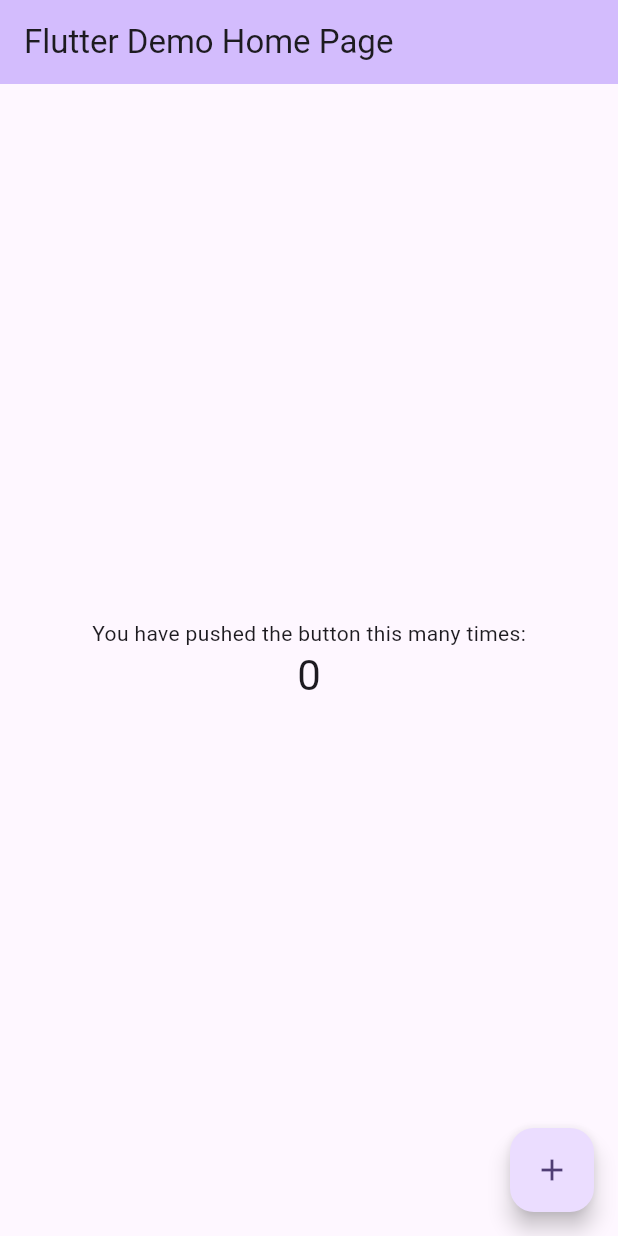
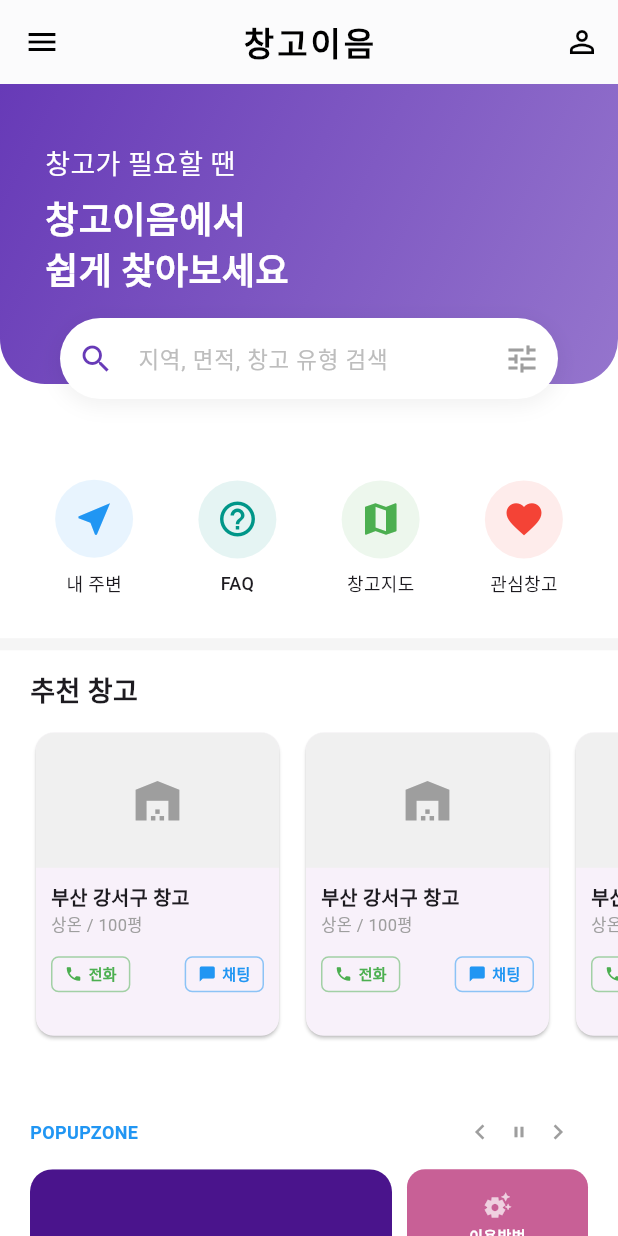
Before and after one commit to wlsrud2308-lang/next502_react_team_project, a Flutter app: the screen it shows after launch, on a phone screen of 412 x 824 dp. Run offline on Flutter 3.47's test engine with Material 3 defaults, Android fonts, the phone set to English and light mode, and no system bars.

Commit message:
플러터 앱 메인화면

```diff
--- a/next502_app/lib/main.dart
+++ b/next502_app/lib/main.dart
@@ -1,4 +1,5 @@
 import 'package:flutter/material.dart';
+import 'screens/home_screen.dart';
 
 void main() {
   runApp(const MyApp());
@@ -7,116 +8,19 @@ void main() {
 class MyApp extends StatelessWidget {
   const MyApp({super.key});
 
-  // This widget is the root of your application.
   @override
   Widget build(BuildContext context) {
     return MaterialApp(
-      title: 'Flutter Demo',
+      title: '창고이음',
+      debugShowCheckedModeBanner: false,
       theme: ThemeData(
-        // This is the theme of your application.
-        //
-        // TRY THIS: Try running your application with "flutter run". You'll see
-        // the application has a purple toolbar. Then, without quitting the app,
-        // try changing the seedColor in the colorScheme below to Colors.green
-        // and then invoke "hot reload" (save your changes or press the "hot
-        // reload" button in a Flutter-supported IDE, or press "r" if you used
-        // the command line to start the app).
-        //
-        // Notice that the counter didn't reset back to zero; the application
-        // state is not lost during the reload. To reset the state, use hot
-        // restart instead.
-        //
-        // This works for code too, not just values: Most code changes can be
-        // tested with just a hot reload.
-        colorScheme: .fromSeed(seedColor: Colors.deepPurple),
+        colorScheme: ColorScheme.fromSeed(seedColor: Colors.deepPurple),
+        useMaterial3: true,
       ),
-      home: const MyHomePage(title: 'Flutter Demo Home Page'),
+      initialRoute: '/',
+      routes: {
+        '/': (context) => const HomeScreen(),
+      },
     );
   }
 }
-
-class MyHomePage extends StatefulWidget {
-  const MyHomePage({super.key, required this.title});
-
-  // This widget is the home page of your application. It is stateful, meaning
-  // that it has a State object (defined below) that contains fields that affect
-  // how it looks.
-
-  // This class is the configuration for the state. It holds the values (in this
-  // case the title) provided by the parent (in this case the App widget) and
-  // used by the build method of the State. Fields in a Widget subclass are
-  // always marked "final".
-
-  final String title;
-
-  @override
-  State<MyHomePage> createState() => _MyHomePageState();
-}
-
-class _MyHomePageState extends State<MyHomePage> {
-  int _counter = 0;
-
-  void _incrementCounter() {
-    setState(() {
-      // This call to setState tells the Flutter framework that something has
-      // changed in this State, which causes it to rerun the build method below
-      // so that the display can reflect the updated values. If we changed
-      // _counter without calling setState(), then the build method would not be
-      // called again, and so nothing would appear to happen.
-      _counter++;
-    });
-  }
-
-  @override
-  Widget build(BuildContext context) {
-    // This method is rerun every time setState is called, for instance as done
-    // by the _incrementCounter method above.
-    //
-    // The Flutter framework has been optimized to make rerunning build methods
-    // fast, so that you can just rebuild anything that needs updating rather
-    // than having to individually change instances of widgets.
-    return Scaffold(
-      appBar: AppBar(
-        // TRY THIS: Try changing the color here to a specific color (to
-        // Colors.amber, perhaps?) and trigger a hot reload to see the AppBar
-        // change color while the other colors stay the same.
-        backgroundColor: Theme.of(context).colorScheme.inversePrimary,
-        // Here we take the value from the MyHomePage object that was created by
-        // the App.build method, and use it to set our appbar title.
-        title: Text(widget.title),
-      ),
-      body: Center(
-        // Center is a layout widget. It takes a single child and positions it
-        // in the middle of the parent.
-        child: Column(
-          // Column is also a layout widget. It takes a list of children and
-          // arranges them vertically. By default, it sizes itself to fit its
-          // children horizontally, and tries to be as tall as its parent.
-          //
-          // Column has various properties to control how it sizes itself and
-          // how it positions its children. Here we use mainAxisAlignment to
-          // center the children vertically; the main axis here is the vertical
-          // axis because Columns are vertical (the cross axis would be
-          // horizontal).
-          //
-          // TRY THIS: Invoke "debug painting" (choose the "Toggle Debug Paint"
-          // action in the IDE, or press "p" in the console), to see the
-          // wireframe for each widget.
-          mainAxisAlignment: .center,
-          children: [
-            const Text('You have pushed the button this many times:'),
-            Text(
-              '$_counter',
-              style: Theme.of(context).textTheme.headlineMedium,
-            ),
-          ],
-        ),
-      ),
-      floatingActionButton: FloatingActionButton(
-        onPressed: _incrementCounter,
-        tooltip: 'Increment',
-        child: const Icon(Icons.add),
-      ),
-    );
-  }
-}
--- /dev/null
+++ b/next502_app/lib/screens/home_screen.dart
@@ -0,0 +1,102 @@
+import 'package:flutter/material.dart';
+import 'package:next502_app/widgets/main_footer.dart';
+import 'package:next502_app/widgets/popup_zone.dart';
+import '../widgets/top_nav_bar.dart';
+import '../widgets/main_search_bar.dart';
+import '../widgets/service_grid.dart';
+import '../widgets/warehouse_slider.dart';
+
+class HomeScreen extends StatelessWidget {
+  const HomeScreen({super.key});
+
+  @override
+  Widget build(BuildContext context) {
+    return Scaffold(
+      backgroundColor: Colors.white,
+      // 1. 우리가 정한 상단바 (widgets/top_nav_bar.dart)
+      appBar: const TopNavBar(),
+
+      // 왼쪽 메뉴 (임시)
+      drawer: Drawer(
+        child: ListView(
+          padding: EdgeInsets.zero,
+          children: const [
+            DrawerHeader(
+              decoration: BoxDecoration(color: Colors.deepPurple),
+              child: Text('창고이음 메뉴', style: TextStyle(color: Colors.white, fontSize: 20)),
+            ),
+            ListTile(leading: Icon(Icons.notifications), title: Text('공지사항')),
+            ListTile(leading: Icon(Icons.settings), title: Text('설정')),
+          ],
+        ),
+      ),
+
+      body: SingleChildScrollView(
+        child: Column(
+          children: [
+            // 2. 배너와 중간에 걸친 서치바 섹션
+            Stack(
+              clipBehavior: Clip.none,
+              alignment: Alignment.bottomCenter,
+              children: [
+                // 히어로 배너
+                Container(
+                  height: 200,
+                  width: double.infinity,
+                  decoration: const BoxDecoration(
+                    gradient: LinearGradient(
+                      colors: [Color(0xFF673AB7), Color(0xFF9575CD)],
+                      begin: Alignment.topLeft,
+                      end: Alignment.bottomRight,
+                    ),
+                    borderRadius: BorderRadius.only(
+                      bottomLeft: Radius.circular(30),
+                      bottomRight: Radius.circular(30),
+                    ),
+                  ),
+                  child: const Padding(
+                    padding: EdgeInsets.only(top: 40, left: 30),
+                    child: Column(
+                      crossAxisAlignment: CrossAxisAlignment.start,
+                      children: [
+                        Text("창고가 필요할 땐", style: TextStyle(color: Colors.white, fontSize: 18)),
+                        SizedBox(height: 5),
+                        Text("창고이음에서\n쉽게 찾아보세요",
+                            style: TextStyle(color: Colors.white, fontSize: 24, fontWeight: FontWeight.bold)),
+                      ],
+                    ),
+                  ),
+                ),
+                // 배너에 걸친 서치바 (widgets/main_search_bar.dart)
+                const Positioned(
+                  bottom: -25,
+                  left: 20,
+                  right: 20,
+                  child: MainSearchBar(),
+                ),
+              ],
+            ),
+
+            const SizedBox(height: 40), // 서치바 삐져나온 만큼 여백
+
+            // 3. 빠른 서비스 아이콘 그리드 (widgets/service_grid.dart)
+            const Padding(
+              padding: EdgeInsets.all(20.0),
+              child: ServiceGrid(),
+            ),
+
+            const Divider(thickness: 8, color: Color(0xFFF5F5F5)), // 구분선
+
+            // 4. 하단 창고 슬라이더 (widgets/warehouse_slider.dart)
+            const WarehouseSlider(),
+
+            const SizedBox(height: 30), // 하단 여유 공간
+            const PopupZone(),       // 새로 추가한 팝업 존
+            const SizedBox(height: 30),
+            const MainFooter(),
+          ],
+        ),
+      ),
+    );
+  }
+}
--- /dev/null
+++ b/next502_app/lib/widgets/main_footer.dart
@@ -0,0 +1,65 @@
+import 'package:flutter/material.dart';
+
+class MainFooter extends StatelessWidget {
+  const MainFooter({super.key});
+
+  @override
+  Widget build(BuildContext context) {
+    return Container(
+      width: double.infinity,
+      color: const Color(0xFF1A1A1A), // 이미지와 비슷한 어두운 배경색
+      padding: const EdgeInsets.symmetric(horizontal: 20, vertical: 30),
+      child: Column(
+        crossAxisAlignment: CrossAxisAlignment.start,
+        children: [
+          // 1. 로고 섹션
+          Row(
+            children: [
+              // 로고 이미지가 있다면 Image.asset 사용
+              const Icon(Icons.apps, color: Colors.pink, size: 24),
+              const SizedBox(width: 8),
+              const Text(
+                "부산광역시 창고이음",
+                style: TextStyle(
+                  color: Colors.white,
+                  fontSize: 16,
+                  fontWeight: FontWeight.bold,
+                ),
+              ),
+            ],
+          ),
+          const SizedBox(height: 20),
+
+          // 2. 이용약관 및 링크 섹션
+          const Wrap(
+            spacing: 15,
+            children: [
+              Text("이용약관", style: TextStyle(color: Colors.white70, fontSize: 11)),
+              Text("이메일무단수집거부", style: TextStyle(color: Colors.white70, fontSize: 11)),
+              Text("개인정보처리방침", style: TextStyle(color: Colors.pinkAccent, fontSize: 11, fontWeight: FontWeight.bold)),
+            ],
+          ),
+          const SizedBox(height: 15),
+
+          // 3. 문의처 섹션
+          const Text(
+            "창고이음 사용 문의 : 051-888-7615",
+            style: TextStyle(color: Colors.white54, fontSize: 10),
+          ),
+          const SizedBox(height: 4),
+          const Text(
+            "플랫폼 기술 이용 문의 : 050-7878-8299",
+            style: TextStyle(color: Colors.white54, fontSize: 10),
+          ),
+          const SizedBox(height: 15),
+
+          // 4. 카피라이트 섹션
+          const Text(
+            "Copyright © 2022 Busan Metropolitan City. all rights reserved.",
+            style: TextStyle(color: Colors.white24, fontSize: 9),
+          ),
+        ],
+      ),
+    );
+  }
+}
--- /dev/null
+++ b/next502_app/lib/widgets/main_search_bar.dart
@@ -0,0 +1,39 @@
+import 'package:flutter/material.dart';
+
+class MainSearchBar extends StatelessWidget {
+  const MainSearchBar({super.key});
+
+  @override
+  Widget build(BuildContext context) {
+    return Padding(
+      padding: const EdgeInsets.symmetric(horizontal: 20, vertical: 15),
+      child: Container(
+        decoration: BoxDecoration(
+          color: Colors.white,
+          borderRadius: BorderRadius.circular(30),
+          boxShadow: [
+            BoxShadow(
+              color: Colors.black.withOpacity(0.05),
+              spreadRadius: 2,
+              blurRadius: 10,
+              offset: const Offset(0, 3),
+            ),
+          ],
+        ),
+        child: TextField(
+          decoration: InputDecoration(
+            hintText: '지역, 면적, 창고 유형 검색',
+            hintStyle: TextStyle(color: Colors.grey[400], fontSize: 15),
+            prefixIcon: const Icon(Icons.search, color: Colors.deepPurple), // 돋보기 아이콘
+            suffixIcon: const Icon(Icons.tune, color: Colors.grey), // 필터 아이콘 (선택사항)
+            border: InputBorder.none,
+            contentPadding: const EdgeInsets.symmetric(vertical: 15),
+          ),
+          onSubmitted: (value) {
+            print("검색어: $value");
+          },
+        ),
+      ),
+    );
+  }
+}
--- /dev/null
+++ b/next502_app/lib/widgets/popup_zone.dart
@@ -0,0 +1,157 @@
+import 'dart:async'; // 1. 타이머를 위해 반드시 추가
+import 'package:flutter/material.dart';
+
+class PopupZone extends StatefulWidget {
+  const PopupZone({super.key});
+
+  @override
+  State<PopupZone> createState() => _PopupZoneState();
+}
+
+class _PopupZoneState extends State<PopupZone> {
+  final PageController _pageController = PageController();
+  Timer? _timer; // 2. 타이머 변수 선언
+  int _currentPage = 0;
+
+  final List<Map<String, dynamic>> _banners = [
+    {"title": "효과적인\n물류시스템", "color": const Color(0xFF6A249C)},
+    {"title": "스마트한\n창고 관리", "color": const Color(0xFF4A148C)},
+  ];
+
+  @override
+  void initState() {
+    super.initState();
+    // 3. 앱이 켜지자마자 타이머 시작 (3초마다 실행)
+    _timer = Timer.periodic(const Duration(seconds: 5), (Timer timer) {
+      if (_currentPage < _banners.length - 1) {
+        _currentPage++;
+      } else {
+        _currentPage = 0; // 마지막 페이지면 첫 번째로
+      }
+
+      if (_pageController.hasClients) {
+        _pageController.animateToPage(
+          _currentPage,
+          duration: const Duration(milliseconds: 350),
+          curve: Curves.easeIn,
+        );
+      }
+    });
+  }
+
+  @override
+  void dispose() {
+    // 4. 화면이 닫힐 때 타이머를 반드시 꺼야 메모리 누수가 없습니다.
+    _timer?.cancel();
+    _pageController.dispose();
+    super.dispose();
+  }
+
+  @override
+  Widget build(BuildContext context) {
+    return Padding(
+      padding: const EdgeInsets.symmetric(horizontal: 20, vertical: 10),
+      child: Column(
+        children: [
+          // 상단 컨트롤러 영역
+          Row(
+            mainAxisAlignment: MainAxisAlignment.spaceBetween,
+            children: [
+              const Text("POPUPZONE",
+                  style: TextStyle(fontWeight: FontWeight.bold, color: Colors.blue, fontSize: 12)),
+              Row(
+                children: [
+                  IconButton(
+                    visualDensity: VisualDensity.compact,
+                    icon: const Icon(Icons.chevron_left, size: 20, color: Colors.grey),
+                    onPressed: () {
+                      _pageController.previousPage(duration: const Duration(milliseconds: 300), curve: Curves.ease);
+                    },
+                  ),
+                  const Icon(Icons.pause, size: 12, color: Colors.grey),
+                  IconButton(
+                    visualDensity: VisualDensity.compact,
+                    icon: const Icon(Icons.chevron_right, size: 20, color: Colors.grey),
+                    onPressed: () {
+                      _pageController.nextPage(duration: const Duration(milliseconds: 300), curve: Curves.ease);
+                    },
+                  ),
+                ],
+              )
+            ],
+          ),
+          const SizedBox(height: 5),
+
+          // 콘텐츠 영역
+          SizedBox(
+            height: 140,
+            child: Row(
+              children: [
+                Expanded(
+                  flex: 2,
+                  child: ClipRRect(
+                    borderRadius: BorderRadius.circular(15),
+                    child: PageView.builder(
+                      controller: _pageController,
+                      itemCount: _banners.length,
+                      onPageChanged: (index) {
+                        setState(() {
+                          _currentPage = index; // 사용자가 직접 넘겨도 페이지 번호 업데이트
+                        });
+                      },
+                      itemBuilder: (context, index) {
+                        return Container(
+                          padding: const EdgeInsets.all(15),
+                          color: _banners[index]['color'],
+                          child: Column(
+                            mainAxisAlignment: MainAxisAlignment.center,
+                            crossAxisAlignment: CrossAxisAlignment.end,
+                            children: [
+                              Text(
+                                _banners[index]['title'],
+                                textAlign: TextAlign.right,
+                                style: const TextStyle(color: Colors.white, fontSize: 18, fontWeight: FontWeight.bold),
+                              ),
+                            ],
+                          ),
+                        );
+                      },
+                    ),
+                  ),
+                ),
+                const SizedBox(width: 10),
+                Expanded(
+                  flex: 1,
+                  child: Column(
+                    children: [
+                      _buildSmallCard(const Color(0xFFC86096), "이용방법", Icons.settings_suggest),
+                      const SizedBox(height: 10),
+                      _buildSmallCard(const Color(0xFF5A75B8), "자주 묻는 질문", Icons.chat_bubble_outline),
+                    ],
+                  ),
+                ),
+              ],
+            ),
+          ),
+        ],
+      ),
+    );
+  }
+
+  Widget _buildSmallCard(Color color, String title, IconData icon) {
+    return Expanded(
+      child: Container(
+        width: double.infinity,
+        decoration: BoxDecoration(color: color, borderRadius: BorderRadius.circular(12)),
+        child: Column(
+          mainAxisAlignment: MainAxisAlignment.center,
+          children: [
+            Icon(icon, color: Colors.white70, size: 20),
+            const SizedBox(height: 4),
+            Text(title, textAlign: TextAlign.center, style: const TextStyle(color: Colors.white, fontSize: 10, fontWeight: FontWeight.bold)),
+          ],
+        ),
+      ),
+    );
+  }
+}
--- /dev/null
+++ b/next502_app/lib/widgets/service_grid.dart
@@ -0,0 +1,51 @@
+import 'package:flutter/material.dart';
+
+class ServiceGrid extends StatelessWidget {
+  const ServiceGrid({super.key});
+
+  @override
+  Widget build(BuildContext context) {
+    // 2열 2행 혹은 3열로 배치하기 위해 GridView를 사용합니다.
+    return GridView.count(
+      shrinkWrap: true, // ScrollView 안에 있으므로 true로 설정
+      physics: const NeverScrollableScrollPhysics(), // 부모 스크롤 사용
+      crossAxisCount: 4, // 한 줄에 아이콘 4개 배치
+      mainAxisSpacing: 20, // 위아래 간격
+      crossAxisSpacing: 10, // 좌우 간격
+      children: [
+        _buildMenuIcon(context, Icons.near_me, '내 주변', '/map', Colors.blue),
+        _buildMenuIcon(context, Icons.help_outline, 'FAQ', '/faq', Colors.teal),
+        _buildMenuIcon(context, Icons.map, '창고지도', '/map', Colors.green),      // 지도 연결
+        _buildMenuIcon(context, Icons.favorite, '관심창고', '/wish', Colors.red),
+      ],
+    );
+  }
+
+  // 아이콘과 글자를 합친 개별 버튼 위젯
+  Widget _buildMenuIcon(BuildContext context, IconData icon, String label, String route, Color color) {
+    return GestureDetector(
+      onTap: () {
+        // 클릭 시 해당 주소로 이동 (App.dart에 등록된 route 기준)
+        Navigator.pushNamed(context, route);
+      },
+      child: Column(
+        mainAxisAlignment: MainAxisAlignment.center,
+        children: [
+          Container(
+            padding: const EdgeInsets.all(12),
+            decoration: BoxDecoration(
+              color: color.withOpacity(0.1), // 연한 배경색
+              shape: BoxShape.circle,
+            ),
+            child: Icon(icon, color: color, size: 28),
+          ),
+          const SizedBox(height: 8),
+          Text(
+            label,
+            style: const TextStyle(fontSize: 12, fontWeight: FontWeight.w500),
+          ),
+        ],
+      ),
+    );
+  }
+}
--- /dev/null
+++ b/next502_app/lib/widgets/top_nav_bar.dart
@@ -0,0 +1,36 @@
+import 'package:flutter/material.dart';
+
+class TopNavBar extends StatelessWidget implements PreferredSizeWidget {
+  const TopNavBar({super.key});
+
+  @override
+  Widget build(BuildContext context) {
+    return AppBar(
+      backgroundColor: Colors.white,
+      elevation: 0.5,
+      leading: IconButton(
+        icon: const Icon(Icons.menu, color: Colors.black),
+        onPressed: () => Scaffold.of(context).openDrawer(),
+      ),
+      title: const Text(
+        '창고이음',
+        style: TextStyle(
+          color: Colors.black,
+          fontWeight: FontWeight.bold,
+          letterSpacing: 2.0,
+        ),
+      ),
+      centerTitle: true,
+      actions: [
+        IconButton(
+          icon: const Icon(Icons.person_outline, color: Colors.black),
+          onPressed: () {
+          },
+        ),
+      ],
+    );
+  }
+
+  @override
+  Size get preferredSize => const Size.fromHeight(kToolbarHeight);
+}
--- /dev/null
+++ b/next502_app/lib/widgets/warehouse_slider.dart
@@ -0,0 +1,105 @@
+import 'package:flutter/material.dart';
+
+class WarehouseSlider extends StatelessWidget {
+  const WarehouseSlider({super.key});
+
+  @override
+  Widget build(BuildContext context) {
+    return Column(
+      crossAxisAlignment: CrossAxisAlignment.start,
+      children: [
+        const Padding(
+          padding: EdgeInsets.symmetric(horizontal: 20, vertical: 10),
+          child: Text(
+            "추천 창고",
+            style: TextStyle(fontSize: 18, fontWeight: FontWeight.bold),
+          ),
+        ),
+        SizedBox(
+          height: 210, // 버튼이 들어가서 높이를 살짝 키웠습니다.
+          child: ListView.builder(
+            scrollDirection: Axis.horizontal,
+            padding: const EdgeInsets.symmetric(horizontal: 15),
+            itemCount: 5,
+            itemBuilder: (context, index) {
+              return _buildWarehouseCard();
+            },
+          ),
+        ),
+      ],
+    );
+  }
+
+  Widget _buildWarehouseCard() {
+    return Container(
+      width: 170, // 버튼 배치를 위해 너비를 살짝 넓혔습니다.
+      margin: const EdgeInsets.symmetric(horizontal: 5),
+      child: Card(
+        elevation: 1,
+        shape: RoundedRectangleBorder(borderRadius: BorderRadius.circular(12)),
+        clipBehavior: Clip.antiAlias,
+        child: Column(
+          crossAxisAlignment: CrossAxisAlignment.start,
+          children: [
+            // 이미지 영역
+            Container(
+              height: 90,
+              width: double.infinity,
+              color: const Color(0xFFF0F0F0),
+              child: const Icon(Icons.warehouse, color: Colors.grey, size: 35),
+            ),
+            // 정보 영역
+            Padding(
+              padding: const EdgeInsets.all(10.0),
+              child: Column(
+                crossAxisAlignment: CrossAxisAlignment.start,
+                children: [
+                  const Text(
+                    "부산 강서구 창고",
+                    style: TextStyle(fontWeight: FontWeight.bold, fontSize: 13),
+                    maxLines: 1,
+                    overflow: TextOverflow.ellipsis,
+                  ),
+                  const Text(
+                    "상온 / 100평",
+                    style: TextStyle(fontSize: 11, color: Colors.grey),
+                  ),
+                  const SizedBox(height: 12),
+                  // 전화문의 및 채팅 버튼 영역
+                  Row(
+                    mainAxisAlignment: MainAxisAlignment.spaceBetween,
+                    children: [
+                      _buildContactButton(Icons.phone, "전화", Colors.green),
+                      _buildContactButton(Icons.chat_bubble, "채팅", Colors.blue),
+                    ],
+                  ),
+                ],
+              ),
+            ),
+          ],
+        ),
+      ),
+    );
+  }
+
+  // 작은 상담 버튼 위젯
+  Widget _buildContactButton(IconData icon, String label, Color color) {
+    return Container(
+      padding: const EdgeInsets.symmetric(horizontal: 8, vertical: 4),
+      decoration: BoxDecoration(
+        border: Border.all(color: color.withOpacity(0.5)),
+        borderRadius: BorderRadius.circular(5),
+      ),
+      child: Row(
+        children: [
+          Icon(icon, size: 12, color: color),
+          const SizedBox(width: 4),
+          Text(
+            label,
+            style: TextStyle(fontSize: 10, color: color, fontWeight: FontWeight.bold),
+          ),
+        ],
+      ),
+    );
+  }
+}
--- a/next502_frontend/package.json
+++ b/next502_frontend/package.json
@@ -15,7 +15,8 @@
     "react": "^19.2.4",
     "react-bootstrap": "^2.10.10",
     "react-dom": "^19.2.4",
-    "react-router": "^7.14.1"
+    "react-router": "^7.14.1",
+    "react-router-dom": "^7.14.2"
   },
   "devDependencies": {
     "@eslint/js": "^9.39.4",
```
Also changed, not shown: next502_frontend/package-lock.json, 1 other file.
